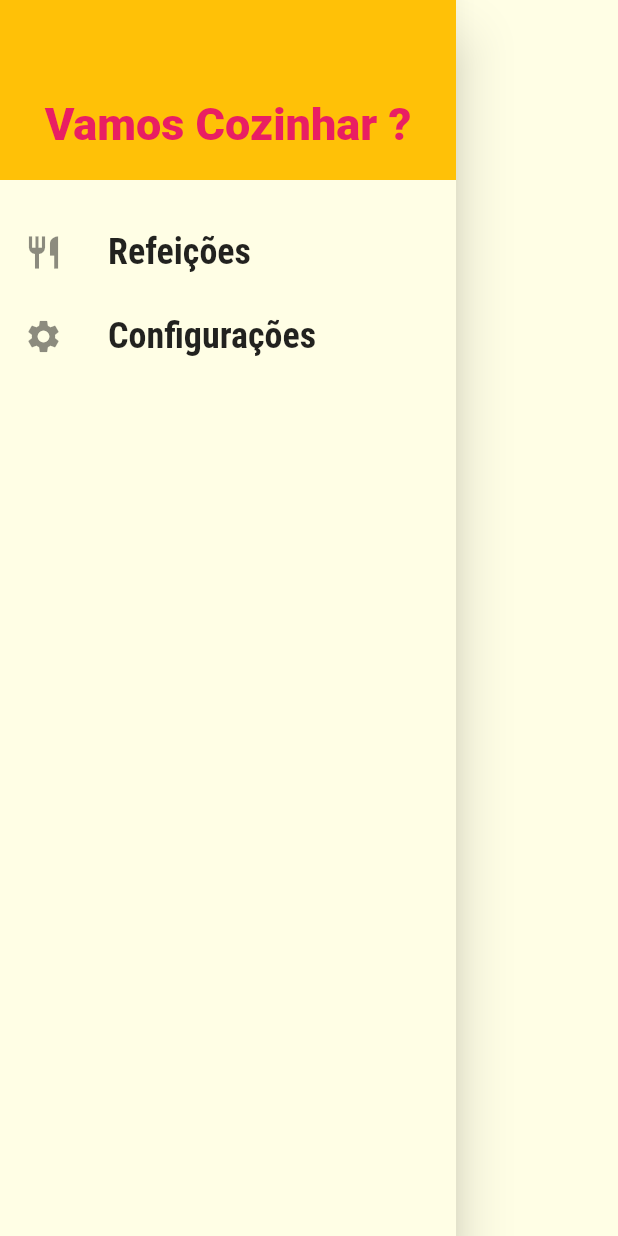
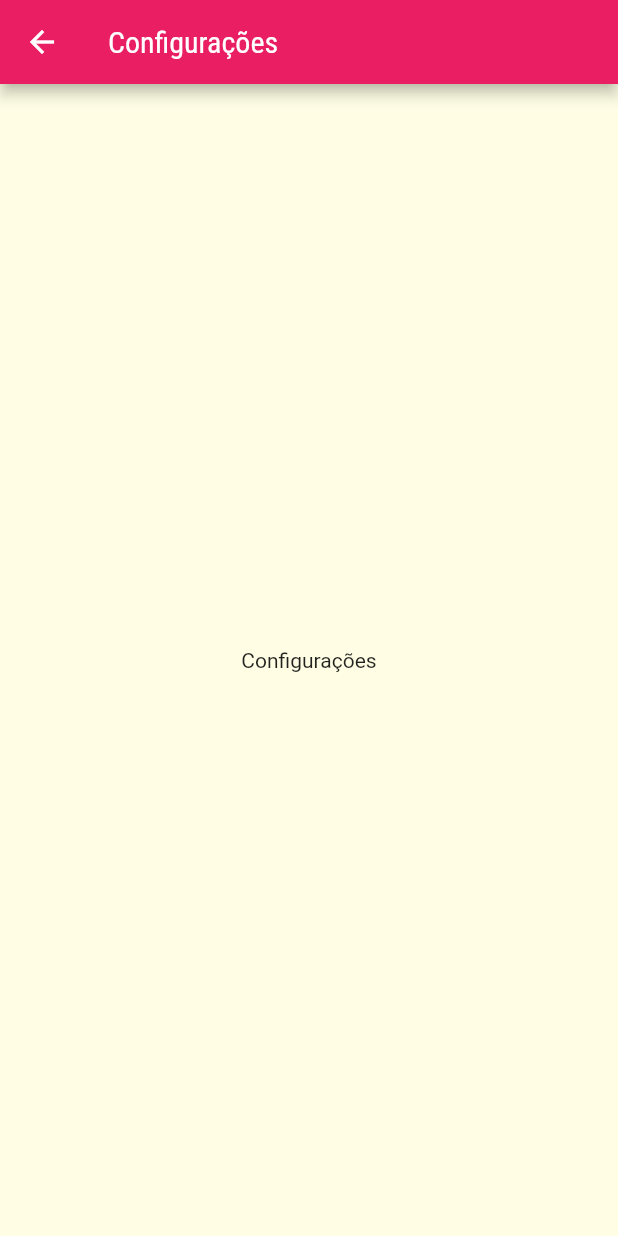
Before and after one commit to fvieir/Flutter-AppCulinaria, a Flutter app: the MainDrawer widget shown alone on an empty page, opened directly, after a tap on "Configurações", on a phone screen of 412 x 824 dp. Run offline on Flutter 3.47's test engine with Material 2 defaults, Android fonts, the phone set to English and light mode, and no system bars; network calls fail.

Commit message:
Add links para drawer

```diff
--- a/lib/components/drawer/main_drawer.dart
+++ b/lib/components/drawer/main_drawer.dart
@@ -1,9 +1,10 @@
+import 'package:app_culinaria/utils/routes/app_routes.dart';
 import 'package:flutter/material.dart';
 
 class MainDrawer extends StatelessWidget {
   const MainDrawer({super.key});
 
-  _createItem(IconData icon, String title) {
+  _createItem(IconData icon, String title, void Function() onTap) {
     return ListTile(
       leading: Icon(
         icon,
@@ -17,7 +18,7 @@ class MainDrawer extends StatelessWidget {
           fontWeight: FontWeight.bold,
         ),
       ),
-      onTap: () {},
+      onTap: onTap,
     );
   }
 
@@ -42,8 +43,16 @@ class MainDrawer extends StatelessWidget {
             ),
           ),
           const SizedBox(height: 20),
-          _createItem(Icons.restaurant, 'Refeições'),
-          _createItem(Icons.settings, 'Configurações'),
+          _createItem(
+            Icons.restaurant,
+            'Refeições',
+            () => Navigator.of(context).pushNamed(AppRoutes.home),
+          ),
+          _createItem(
+            Icons.settings,
+            'Configurações',
+            () => Navigator.of(context).pushNamed(AppRoutes.settings),
+          ),
         ],
       ),
     );
--- a/lib/main.dart
+++ b/lib/main.dart
@@ -1,6 +1,7 @@
 import 'package:app_culinaria/screens/categories_meals_sceens.dart';
 import 'package:app_culinaria/screens/categories_screens.dart';
 import 'package:app_culinaria/screens/meal_details_screen.dart';
+import 'package:app_culinaria/screens/settings_screen.dart';
 import 'package:app_culinaria/screens/tabs_screen.dart';
 import 'package:flutter/material.dart';
 import 'utils/routes/app_routes.dart';
@@ -32,6 +33,7 @@ class MyApp extends StatelessWidget {
         AppRoutes.home: (context) => const TabsScreen(),
         AppRoutes.categoriesMeals: (context) => const CategoriesMealsScreen(),
         AppRoutes.mealDetails: (context) => const MealDetailScreen(),
+        AppRoutes.settings: (context) => const SettingsScreen(),
       },
       onUnknownRoute: (settings) {
         // Quando não existir rota sera redirecionanda para tela inicial.
--- /dev/null
+++ b/lib/screens/settings_screen.dart
@@ -0,0 +1,17 @@
+import 'package:flutter/material.dart';
+
+class SettingsScreen extends StatelessWidget {
+  const SettingsScreen({super.key});
+
+  @override
+  Widget build(BuildContext context) {
+    return Scaffold(
+      appBar: AppBar(
+        title: const Text('Configurações'),
+      ),
+      body: const Center(
+        child: Text('Configurações'),
+      ),
+    );
+  }
+}
--- a/lib/utils/routes/app_routes.dart
+++ b/lib/utils/routes/app_routes.dart
@@ -2,4 +2,5 @@ class AppRoutes {
   static const home = '/';
   static const categoriesMeals = '/categories-meals';
   static const mealDetails = '/meal-details';
+  static const settings = '/settings';
 }
```
